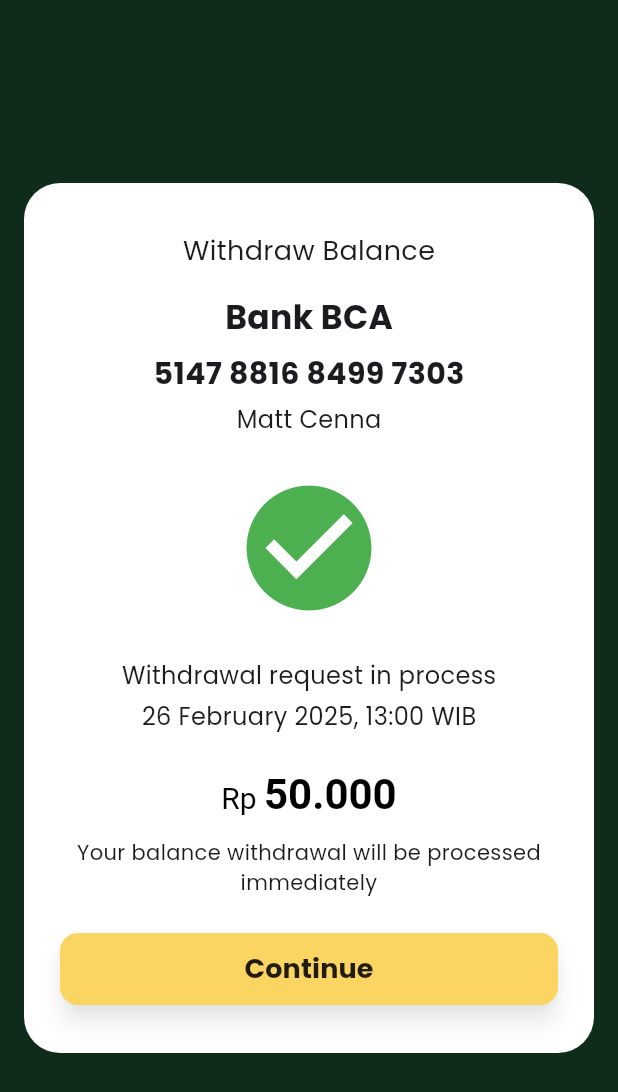
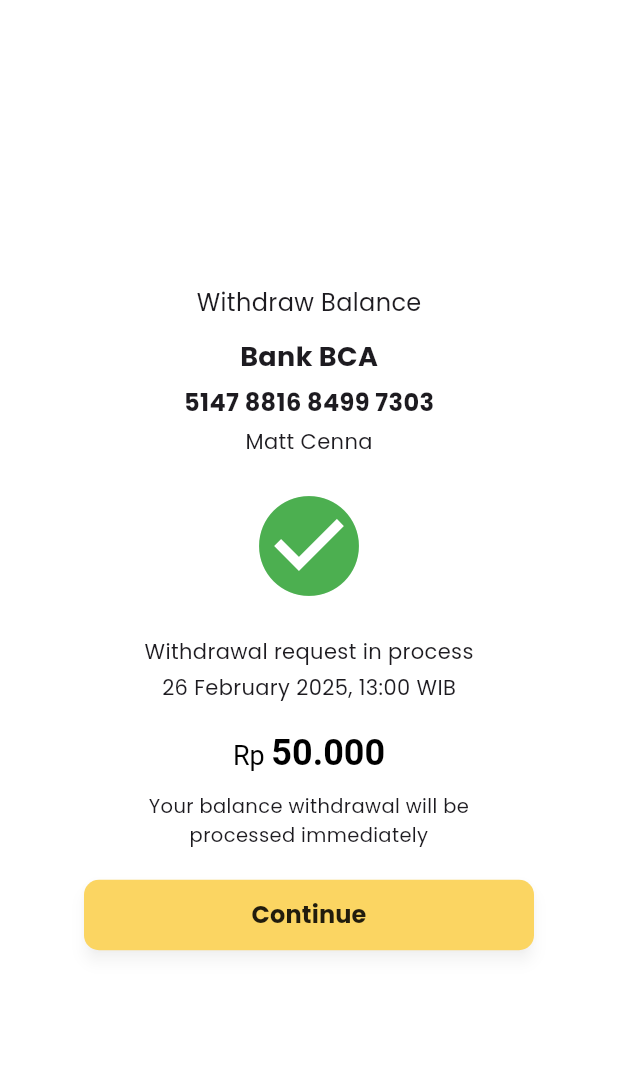
Before and after one commit to Liann099/UAS_Mobile-ReNuOil-, a Flutter app: the WithdrawScreen screen opened directly, on a phone screen of 412 x 824 dp. Shown: the top 1092 px of the screen. Run offline on Flutter 3.47's test engine with Material 3 defaults, Android fonts, the phone set to English and light mode, and no system bars; our stand-ins replace flutter_secure_storage, flutter_svg, material_symbols_icons; accounts and stored records are empty.

```diff
--- /dev/null
+++ b/uas_renuoil/lib/buyer/withdrawprocess.dart
@@ -0,0 +1,123 @@
+import 'package:flutter/material.dart';
+
+void main() {
+  runApp(const WithdrawApp());
+}
+
+class WithdrawApp extends StatelessWidget {
+  const WithdrawApp({super.key});
+
+  @override
+  Widget build(BuildContext context) {
+    return MaterialApp(
+      home: const WithdrawScreen(),
+      debugShowCheckedModeBanner: false,
+      theme: ThemeData(
+        scaffoldBackgroundColor: Colors.white,
+      ),
+    );
+  }
+}
+
+class WithdrawScreen extends StatelessWidget {
+  const WithdrawScreen({super.key});
+
+  @override
+  Widget build(BuildContext context) {
+    return Scaffold(
+      backgroundColor: Colors.white,
+      body: SafeArea(
+        child: Center(
+          child: SingleChildScrollView(
+            padding: const EdgeInsets.symmetric(horizontal: 16, vertical: 20),
+            child: ConstrainedBox(
+              constraints: const BoxConstraints(maxWidth: 300),
+              child: Column(
+                mainAxisSize: MainAxisSize.min,
+                children: [
+                  const Text(
+                    "Withdraw Balance",
+                    style: TextStyle(fontSize: 16),
+                  ),
+                  const SizedBox(height: 12),
+                  const Text(
+                    "Bank BCA",
+                    style: TextStyle(fontSize: 18, fontWeight: FontWeight.bold),
+                  ),
+                  const SizedBox(height: 6),
+                  const Text(
+                    "5147 8816 8499 7303",
+                    style: TextStyle(fontSize: 16, fontWeight: FontWeight.bold),
+                  ),
+                  const SizedBox(height: 4),
+                  const Text(
+                    "Matt Cenna",
+                    style: TextStyle(fontSize: 14),
+                  ),
+                  const SizedBox(height: 20),
+                  const Icon(Icons.check_circle, size: 80, color: Colors.green),
+                  const SizedBox(height: 20),
+                  const Text(
+                    "Withdrawal request in process",
+                    style: TextStyle(fontSize: 14),
+                  ),
+                  const SizedBox(height: 4),
+                  const Text(
+                    "26 February 2025, 13:00 WIB",
+                    style: TextStyle(fontSize: 14),
+                  ),
+                  const SizedBox(height: 20),
+                  RichText(
+                    text: const TextSpan(
+                      text: "Rp ",
+                      style: TextStyle(fontSize: 18, color: Colors.black),
+                      children: [
+                        TextSpan(
+                          text: "50.000",
+                          style: TextStyle(
+                            fontSize: 24,
+                            fontWeight: FontWeight.bold
+                          ),
+                        ),
+                      ],
+                    ),
+                  ),
+                  const SizedBox(height: 12),
+                  const Text(
+                    "Your balance withdrawal will be\nprocessed immediately",
+                    textAlign: TextAlign.center,
+                    style: TextStyle(fontSize: 13),
+                  ),
+                  const SizedBox(height: 20),
+                  SizedBox(
+                    width: double.infinity,
+                    child: ElevatedButton(
+                      style: ElevatedButton.styleFrom(
+                        backgroundColor: const Color(0xFFFBD562), // warna kuning
+                        shape: RoundedRectangleBorder(
+                          borderRadius: BorderRadius.circular(10),
+                        ),
+                        padding: const EdgeInsets.symmetric(vertical: 12),
+                        elevation: 4,
+                        shadowColor: Colors.black26,
+                      ),
+                      onPressed: () {},
+                      child: const Text(
+                        "Continue",
+                        style: TextStyle(
+                          fontSize: 16,
+                          color: Colors.black87,
+                          fontWeight: FontWeight.bold,
+                        ),
+                      ),
+                    ),
+                  )
+                ],
+              ),
+            ),
+          ),
+        ),
+      ),
+    );
+  }
+}
--- a/uas_renuoil/lib/settings/withdrawprocess.dart
+++ /dev/null
@@ -1,119 +0,0 @@
-import 'package:flutter/material.dart';
-
-void main() {
-  runApp(const WithdrawApp());
-}
-
-class WithdrawApp extends StatelessWidget {
-  const WithdrawApp({super.key});
-
-  @override
-  Widget build(BuildContext context) {
-    return MaterialApp(
-      home: WithdrawScreen(),
-      debugShowCheckedModeBanner: false,
-    );
-  }
-}
-
-class WithdrawScreen extends StatelessWidget {
-  const WithdrawScreen({super.key});
-
-  @override
-  Widget build(BuildContext context) {
-    return Scaffold(
-      backgroundColor: const Color(0xFF0F2C1A), // latar belakang hijau tua
-      body: Center(
-        child: Container(
-          margin: const EdgeInsets.all(16),
-          padding: const EdgeInsets.symmetric(horizontal: 24, vertical: 32),
-          decoration: BoxDecoration(
-            color: Colors.white,
-            borderRadius: BorderRadius.circular(24),
-          ),
-          child: Column(
-            mainAxisSize: MainAxisSize.min,
-            children: [
-              const Text(
-                "Withdraw Balance",
-                style: TextStyle(fontSize: 18),
-              ),
-              const SizedBox(height: 16),
-              const Text(
-                "Bank BCA",
-                style: TextStyle(fontSize: 22, fontWeight: FontWeight.bold),
-              ),
-              const SizedBox(height: 8),
-              const Text(
-                "5147 8816 8499 7303",
-                style: TextStyle(fontSize: 20, fontWeight: FontWeight.bold),
-              ),
-              const SizedBox(height: 4),
-              const Text(
-                "Matt Cenna",
-                style: TextStyle(fontSize: 16),
-              ),
-              const SizedBox(height: 24),
-              const Icon(Icons.check_circle,
-                  size: 100, color: Colors.green),
-              const SizedBox(height: 24),
-              const Text(
-                "Withdrawal request in process",
-                style: TextStyle(fontSize: 16),
-              ),
-              const SizedBox(height: 4),
-              const Text(
-                "26 February 2025, 13:00 WIB",
-                style: TextStyle(fontSize: 16),
-              ),
-              const SizedBox(height: 24),
-              RichText(
-                text: const TextSpan(
-                  text: "Rp ",
-                  style: TextStyle(fontSize: 20, color: Colors.black),
-                  children: [
-                    TextSpan(
-                      text: "50.000",
-                      style:
-                          TextStyle(fontSize: 28, fontWeight: FontWeight.bold),
-                    ),
-                  ],
-                ),
-              ),
-              const SizedBox(height: 12),
-              const Text(
-                "Your balance withdrawal will be processed\nimmediately",
-                textAlign: TextAlign.center,
-                style: TextStyle(fontSize: 14),
-              ),
-              const SizedBox(height: 24),
-              SizedBox(
-                width: double.infinity,
-                height: 48,
-                child: ElevatedButton(
-                  style: ElevatedButton.styleFrom(
-                    backgroundColor: const Color(0xFFFBD562), // warna kuning
-                    shape: RoundedRectangleBorder(
-                      borderRadius: BorderRadius.circular(12),
-                    ),
-                    elevation: 6,
-                    shadowColor: Colors.black45,
-                  ),
-                  onPressed: () {},
-                  child: const Text(
-                    "Continue",
-                    style: TextStyle(
-                      fontSize: 18,
-                      color: Colors.black87,
-                      fontWeight: FontWeight.bold,
-                    ),
-                  ),
-                ),
-              )
-            ],
-          ),
-        ),
-      ),
-    );
-  }
-}
```
Also changed, not shown: uas_renuoil/lib/buyer/transfersuccess.dart (+51 -46 lines).
